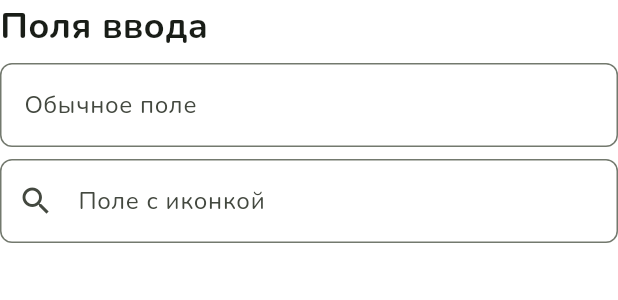
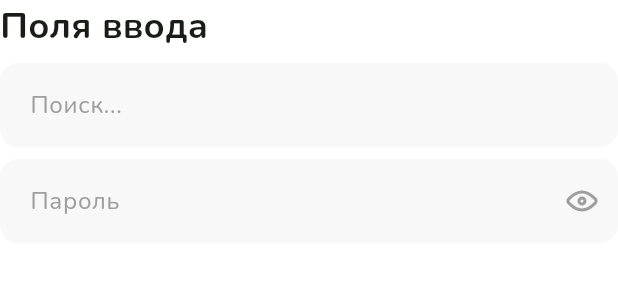
Before and after one commit to v1rus-dev/GroceryHelper, a Flutter app: the DebugInputFieldsSection widget shown alone on an empty page, opened directly, on a phone screen of 412 x 824 dp. Shown: the top 300 px of the screen. Run offline on Flutter 3.47's test engine with Material 3 defaults, Android fonts, the phone set to English and light mode, and no system bars; our stand-ins replace bloc, dartz, equatable, firebase_auth, firebase_core, flutter_bloc and 9 more; accounts and stored records are empty; generated files the repository leaves out were written again.

Commit message:
Start create text fields

```diff
--- a/lib/core/constants/app_assets.dart
+++ b/lib/core/constants/app_assets.dart
@@ -11,4 +11,8 @@ class AppAssets {
   static const String icThemeSystem = 'assets/icons/ic_sun.svg';
 
   static const String icAdd = 'assets/icons/ic_add.svg';
+  static const String icPasswordShow = 'assets/icons/ic_password_show.svg';
+  static const String icPasswordHide = 'assets/icons/ic_password_hide.svg';
+  static const String isEmail = 'assets/icons/ic_email.svg';
+  static const String isPassword = 'assets/icons/ic_password.svg';
 }
--- a/lib/core/utils/debug/presentation/widgets/debug_input_fields_section.dart
+++ b/lib/core/utils/debug/presentation/widgets/debug_input_fields_section.dart
@@ -1,5 +1,6 @@
 import 'package:flutter/material.dart';
 import 'package:groceryhelper/core/theme/app_text_styles.dart';
+import 'package:groceryhelper/core/widgets/app_text_field.dart';
 
 class DebugInputFieldsSection extends StatelessWidget {
   const DebugInputFieldsSection({super.key});
@@ -11,17 +12,9 @@ class DebugInputFieldsSection extends StatelessWidget {
       children: [
         Text('Поля ввода', style: AppTextStyles.headline2),
         const SizedBox(height: 8),
-        TextField(
-          decoration: const InputDecoration(labelText: 'Обычное поле', hintText: 'Введите текст'),
-        ),
+        AppTextField(hintText: 'Поиск...'),
         const SizedBox(height: 8),
-        TextField(
-          decoration: const InputDecoration(
-            labelText: 'Поле с иконкой',
-            hintText: 'Введите текст',
-            prefixIcon: Icon(Icons.search),
-          ),
-        ),
+        AppTextField(hintText: 'Пароль', isPassword: true),
         const SizedBox(height: 16),
       ],
     );
--- /dev/null
+++ b/lib/core/widgets/app_text_field.dart
@@ -0,0 +1,108 @@
+import 'package:flutter/material.dart';
+import 'package:flutter_svg/flutter_svg.dart';
+import 'package:groceryhelper/core/constants/app_assets.dart';
+import 'package:groceryhelper/core/theme/app_theme_extension.dart';
+
+class AppTextField extends StatefulWidget {
+  const AppTextField({
+    super.key,
+    this.controller,
+    this.hintText,
+    this.labelText,
+    this.obscureText = false,
+    this.keyboardType,
+    this.textInputAction,
+    this.onChanged,
+    this.onSubmitted,
+    this.validator,
+    this.leadingIcon,
+    this.isPassword = false,
+  });
+
+  final TextEditingController? controller;
+  final String? hintText;
+  final String? labelText;
+  final bool obscureText;
+  final TextInputType? keyboardType;
+  final TextInputAction? textInputAction;
+  final ValueChanged<String>? onChanged;
+  final ValueChanged<String>? onSubmitted;
+  final String? Function(String?)? validator;
+  final String? leadingIcon;
+  final bool isPassword;
+
+  @override
+  State<AppTextField> createState() => _AppTextFieldState();
+}
+
+class _AppTextFieldState extends State<AppTextField> {
+  bool _obscureText = false;
+
+  @override
+  void initState() {
+    super.initState();
+    _obscureText = widget.obscureText || widget.isPassword;
+  }
+
+  void _togglePasswordVisibility() {
+    setState(() {
+      _obscureText = !_obscureText;
+    });
+  }
+
+  @override
+  Widget build(BuildContext context) {
+    return Container(
+      decoration: BoxDecoration(
+        color: const Color(0xFFBDBDBD).withValues(alpha: 0.1),
+        borderRadius: BorderRadius.circular(12),
+      ),
+      child: TextFormField(
+        controller: widget.controller,
+        obscureText: _obscureText,
+        keyboardType: widget.isPassword ? TextInputType.visiblePassword : widget.keyboardType,
+        textInputAction: widget.textInputAction,
+        onChanged: widget.onChanged,
+        onFieldSubmitted: widget.onSubmitted,
+        validator: widget.validator,
+        decoration: InputDecoration(
+          hintText: widget.hintText,
+          labelText: widget.labelText,
+          prefixIcon: widget.leadingIcon != null
+              ? Padding(
+                  padding: const EdgeInsets.all(12),
+                  child: SvgPicture.asset(
+                    widget.leadingIcon!,
+                    width: 24,
+                    height: 24,
+                    colorFilter: ColorFilter.mode(context.secondaryTextColor, BlendMode.srcIn),
+                  ),
+                )
+              : null,
+          suffixIcon: widget.isPassword
+              ? IconButton(
+                  onPressed: _togglePasswordVisibility,
+                  icon: SvgPicture.asset(
+                    _obscureText ? AppAssets.icPasswordShow : AppAssets.icPasswordHide,
+                    width: 24,
+                    height: 24,
+                    colorFilter: ColorFilter.mode(context.secondaryTextColor, BlendMode.srcIn),
+                  ),
+                )
+              : null,
+          border: OutlineInputBorder(borderRadius: BorderRadius.circular(12), borderSide: BorderSide.none),
+          enabledBorder: OutlineInputBorder(borderRadius: BorderRadius.circular(12), borderSide: BorderSide.none),
+          focusedBorder: OutlineInputBorder(
+            borderRadius: BorderRadius.circular(12),
+            borderSide: BorderSide(color: context.primaryColor, width: 1),
+          ),
+          contentPadding: const EdgeInsets.symmetric(horizontal: 16, vertical: 16),
+          hintStyle: TextStyle(color: context.secondaryTextColor, fontSize: 16),
+          labelStyle: TextStyle(color: context.secondaryTextColor, fontSize: 16),
+          floatingLabelStyle: TextStyle(color: context.primaryColor, fontSize: 16),
+        ),
+        style: TextStyle(color: context.textColor, fontSize: 16),
+      ),
+    );
+  }
+}
--- a/lib/features/user/presentation/screens/user_unauthenticated_screen.dart
+++ b/lib/features/user/presentation/screens/user_unauthenticated_screen.dart
@@ -1,10 +1,31 @@
 import 'package:flutter/material.dart';
+import 'package:groceryhelper/core/theme/app_text_styles.dart';
+import 'package:gap/gap.dart';
+import 'package:groceryhelper/core/widgets/app_button.dart';
+import 'package:groceryhelper/core/widgets/app_text_field.dart';
 
 class UserUnauthenticatedScreen extends StatelessWidget {
   const UserUnauthenticatedScreen({super.key});
 
   @override
   Widget build(BuildContext context) {
-    return SafeArea(child: Column(children: []));
+    return SafeArea(
+      child: Padding(
+        padding: EdgeInsets.symmetric(horizontal: 20),
+        child: Column(
+          children: [
+            const Gap(20),
+            Text('Чтобы пользоваться всеми возможностями приложения, пожалуйста войдите.', style: AppTextStyles.body),
+            const Gap(40),
+            AppTextField(hintText: 'Почта'),
+            const Gap(8),
+            AppTextField(hintText: 'Пароль', isPassword: true),
+            const Gap(20),
+            AppButton(onPressed: () {}, text: 'Войти'),
+            const Gap(20),
+          ],
+        ),
+      ),
+    );
   }
 }
```
Also changed, not shown: assets/icons/ic_email.svg (added), assets/icons/ic_password.svg (added), assets/icons/ic_password_hide.svg (added), assets/icons/ic_password_show.svg (added).
